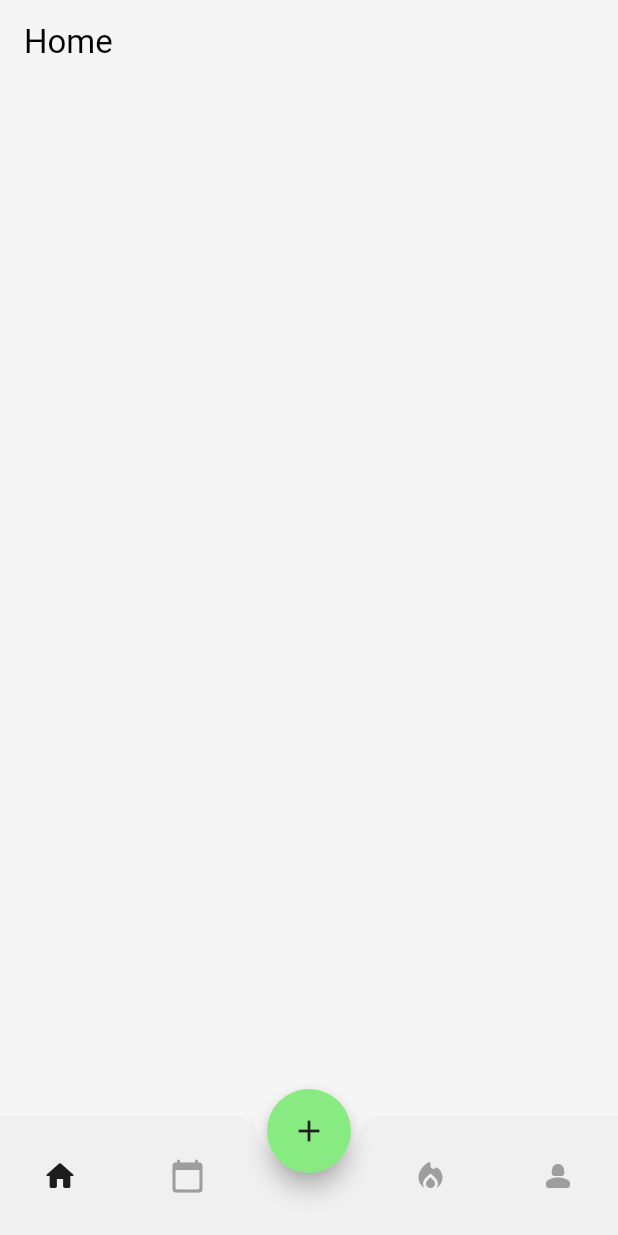
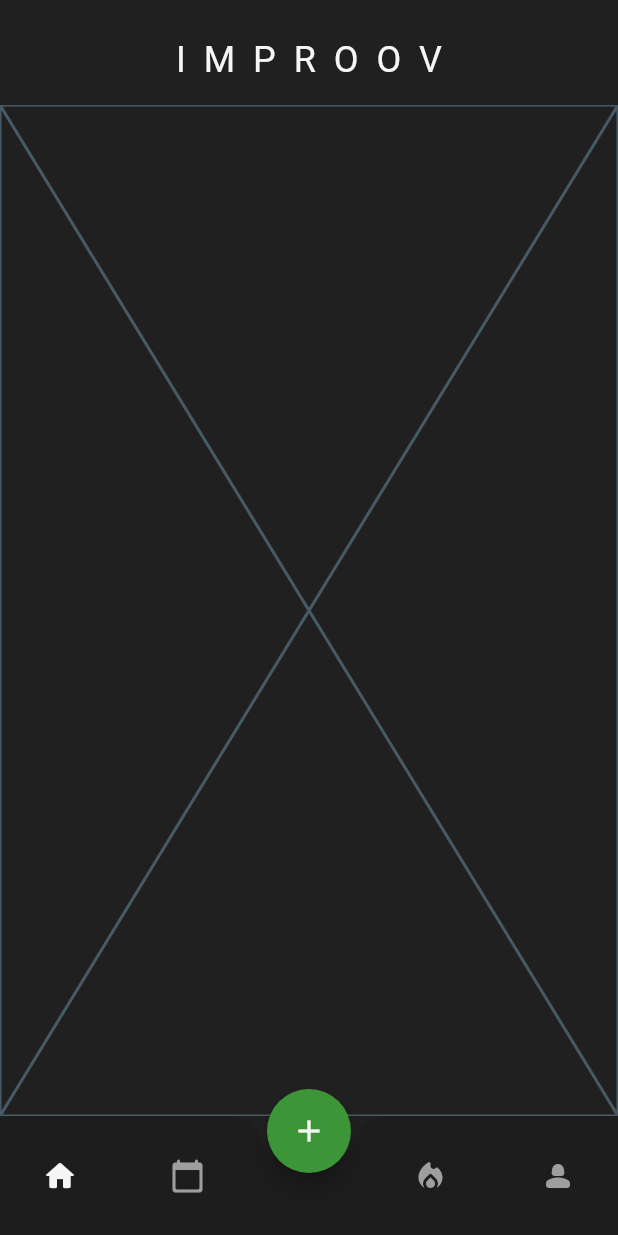
Before and after one commit to renuka4940x/improov, a Flutter app: the screen it shows after launch, on a phone screen of 412 x 824 dp. Run offline on Flutter 3.47's test engine with Material 3 defaults, Android fonts, the phone set to English and light mode, and no system bars; our stand-ins replace isar; accounts and stored records are empty; generated files the repository leaves out were written again.

Commit message:
feat: implement adaptive HabitTile with theme-aware checkboxes and dynamic streak logic

```diff
--- a/lib/main.dart
+++ b/lib/main.dart
@@ -40,7 +40,7 @@ class MyApp extends StatelessWidget {
     return MaterialApp(
       debugShowCheckedModeBanner: false,
       home: PageNav(),
-      theme: lightMode,
+      theme: darkMode,
     );
   }
 }
--- /dev/null
+++ b/lib/src/presentation/pages/home/home_page.dart
@@ -0,0 +1,74 @@
+import 'package:flutter/material.dart';
+import 'package:improov/src/data/database/habit_database.dart';
+import 'package:improov/src/data/database/task_database.dart';
+import 'package:improov/src/presentation/components/Tiles/habit_tile.dart';
+import 'package:improov/src/presentation/pages/home/states/empty_state_home.dart';
+import 'package:improov/src/presentation/pages/home/states/filled_state_home.dart';
+import 'package:provider/provider.dart';
+
+class HomePage extends StatefulWidget {
+  const HomePage({super.key});
+
+  @override
+  State<HomePage> createState() => _HomePageState();
+}
+
+class _HomePageState extends State<HomePage> {
+  @override
+  Widget build(BuildContext context) {
+    final habitDatabase = context.watch<HabitDatabase>();
+    final taskDatabase = context.watch<TaskDatabase>();
+    return Scaffold(
+      backgroundColor: Theme.of(context).colorScheme.surface,
+      body: CustomScrollView(
+        slivers: [
+          //header
+          SliverAppBar(
+            expandedHeight: 70,
+            floating: false,
+            pinned: true,
+            flexibleSpace: FlexibleSpaceBar(
+              title: Text(
+                "I M P R O O V",
+                style: TextStyle(
+                  color: Theme.of(context).colorScheme.inversePrimary,
+                  fontSize: 16,
+                  letterSpacing: 2,
+                ),
+              ),
+              centerTitle: true,
+              background: Container(
+                color: Theme.of(context).colorScheme.surface,
+              ),
+            ),
+          ),
+
+          //empty state
+          if (habitDatabase.currentHabits.isEmpty && taskDatabase.currentTasks.isEmpty)
+            SliverFillRemaining(
+              child: EmptyStateHome(),
+            ),
+
+          //habit section
+          if (habitDatabase.currentHabits.isNotEmpty) ...[
+            FilledStateHome(title: "H A B I T S"),
+            SliverList(
+              delegate: SliverChildBuilderDelegate(
+                (context, index) {
+                  final habit = habitDatabase.currentHabits[index];
+                  return HabitTile(
+                    habit: habit,
+                    onChanged: (val) => habitDatabase.updateHabitCompletion(habit.id, val ?? false),
+                  );
+                },
+                childCount: habitDatabase.currentHabits.length,
+              )
+            )
+          ]
+
+          //task section
+        ],
+      ),
+    );
+  }
+}
--- /dev/null
+++ b/lib/src/presentation/pages/home/states/empty_state_home.dart
@@ -0,0 +1,10 @@
+import 'package:flutter/material.dart';
+
+class EmptyStateHome extends StatelessWidget {
+  const EmptyStateHome({super.key});
+
+  @override
+  Widget build(BuildContext context) {
+    return const Placeholder();
+  }
+}
--- a/lib/src/presentation/pages/home_page.dart
+++ /dev/null
@@ -1,20 +0,0 @@
-import 'package:flutter/material.dart';
-
-class HomePage extends StatefulWidget {
-  const HomePage({super.key});
-
-  @override
-  State<HomePage> createState() => _HomePageState();
-}
-
-class _HomePageState extends State<HomePage> {
-  @override
-  Widget build(BuildContext context) {
-    return Scaffold(
-      backgroundColor: Theme.of(context).colorScheme.surface,
-      appBar: AppBar(
-        title: Text("Home"),
-      ),
-    );
-  }
-}
--- a/lib/src/presentation/theme/dark_mode.dart
+++ b/lib/src/presentation/theme/dark_mode.dart
@@ -4,7 +4,7 @@ ThemeData darkMode = ThemeData(
   colorScheme: ColorScheme.dark(
     surface: Color(0xFF202020),
     primary: Color(0xFF1D1D1D),
-    secondary: Color(0x2B2B2B),
+    secondary: Color(0xFF2B2B2B),
     tertiary: Color.fromARGB(255, 60, 150, 55),
     inversePrimary: Color(0xFFF5F5F5),
   )
--- a/lib/src/presentation/util/page_nav.dart
+++ b/lib/src/presentation/util/page_nav.dart
@@ -1,7 +1,7 @@
 import 'package:flutter/material.dart';
 import 'package:improov/src/presentation/components/nav_bar.dart';
 import 'package:improov/src/presentation/pages/calendar_page.dart';
-import 'package:improov/src/presentation/pages/home_page.dart';
+import 'package:improov/src/presentation/pages/home/home_page.dart';
 import 'package:improov/src/presentation/pages/profile_page.dart';
 import 'package:improov/src/presentation/pages/streak_page.dart';
 import 'package:improov/src/presentation/util/modals/modal.dart';
--- a/pubspec.yaml
+++ b/pubspec.yaml
@@ -39,6 +39,7 @@ dependencies:
   isar_flutter_libs: ^3.1.0+1
   path_provider: ^2.1.5
   intl: ^0.20.2
+  flutter_svg: ^2.0.10+1
 
 dev_dependencies:
   flutter_test:
```
Also changed, not shown: lib/src/presentation/components/Tiles/habit_tile.dart (added, +101 -0 lines), lib/src/presentation/components/Tiles/task_tile.dart (added, +10 -0 lines), lib/src/presentation/pages/home/states/filled_state_home.dart (added, +28 -0 lines), assets/images/doodle_laying.svg (added), assets/images/doodle_plant.svg (added), assets/images/doodle_swinging.svg (added), assets/images/doodle_unboxing.svg (added), pubspec.lock.
